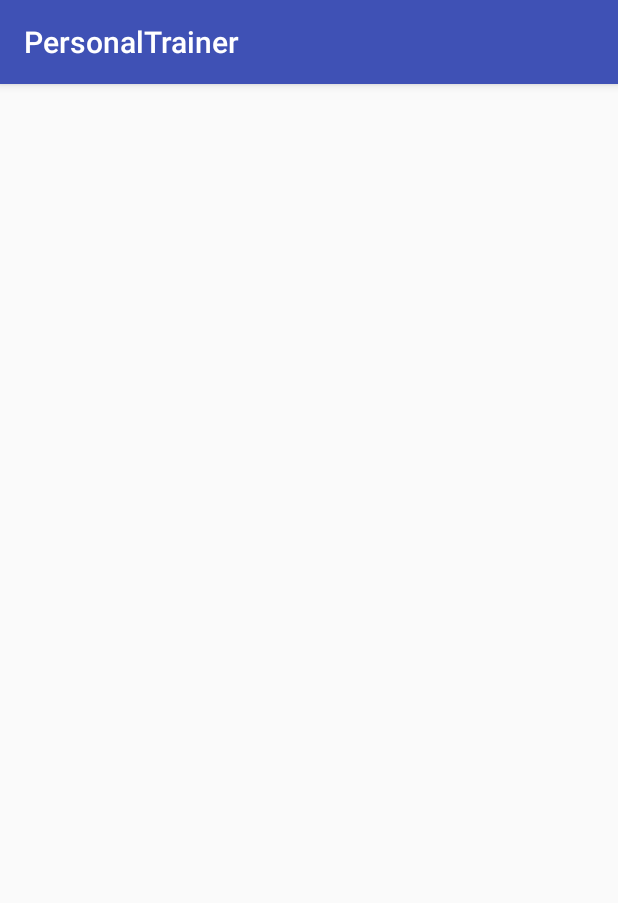
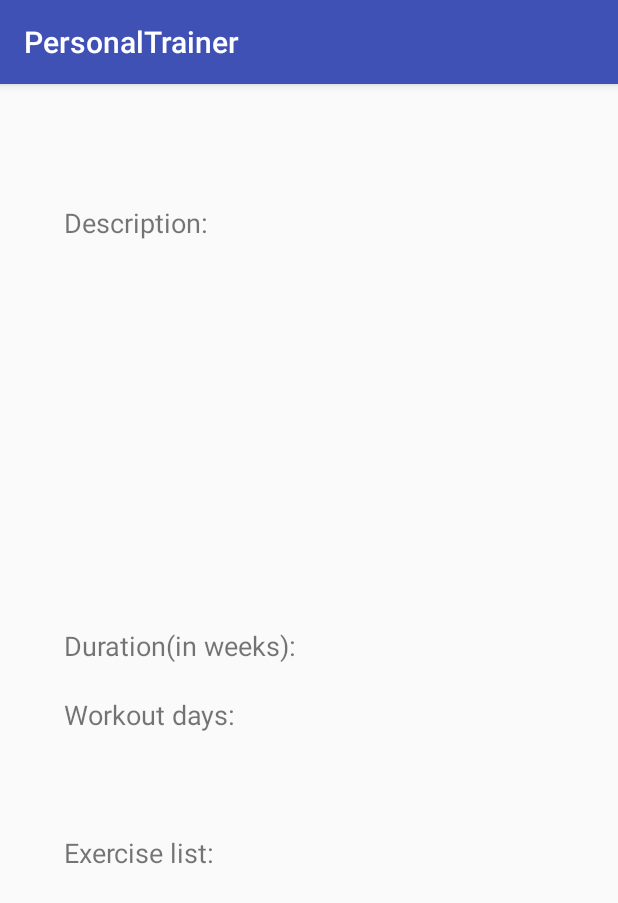
Before and after one commit to apolkaszasz/PersonalTrainer, an Android app: the ProgramItem screen opened directly, with no data from a screen before it, on a phone screen of 412 x 824 dp. Shown: the top 903 px of the screen. Run offline under Robolectric (Android 15) with nearby library versions, the phone set to English and light mode, and no system bars; 11 statements that could not run were skipped.

Commit message:
program item

```diff
--- a/app/src/main/java/com/personaltrainer/apolka/personaltrainer/Models/ExerciseDay.java
+++ b/app/src/main/java/com/personaltrainer/apolka/personaltrainer/Models/ExerciseDay.java
@@ -1,21 +1,22 @@
 package com.personaltrainer.apolka.personaltrainer.Models;
 
+import java.io.Serializable;
 import java.util.List;
 
-public class ExerciseDay {
+public class ExerciseDay implements Serializable {
 
-    private String dayId;
+    private int dayId;
     private List<String> exercises;
 
     ExerciseDay(){}
-    ExerciseDay(String dayId, List<String> exerciseList){
+    ExerciseDay(int dayId, List<String> exerciseList){
         this.dayId = dayId;
         this.exercises = exerciseList;
     }
 
-    public String getDayId(){return this.dayId;}
+    public int getDayId(){return this.dayId;}
     public List<String> getExercises(){return  this.exercises;}
 
-    public void setDayId(String dayId){this.dayId = dayId;}
+    public void setDayId(int dayId){this.dayId = dayId;}
     public void setExercises(List<String> exercises){this.exercises = exercises;}
 }
--- a/app/src/main/java/com/personaltrainer/apolka/personaltrainer/ProgramItem.java
+++ b/app/src/main/java/com/personaltrainer/apolka/personaltrainer/ProgramItem.java
@@ -2,19 +2,32 @@ package com.personaltrainer.apolka.personaltrainer;
 
 import android.content.Context;
 import android.content.Intent;
+import android.media.audiofx.AudioEffect;
 import android.support.v7.app.AppCompatActivity;
 import android.os.Bundle;
+import android.text.TextUtils;
 import android.util.Log;
+import android.widget.TextView;
 
 import com.personaltrainer.apolka.personaltrainer.Models.Exercise;
 import com.personaltrainer.apolka.personaltrainer.Models.ExerciseDay;
 import com.personaltrainer.apolka.personaltrainer.Models.Program;
 
+import java.util.ArrayList;
+import java.util.Collections;
 import java.util.List;
 
 public class ProgramItem extends AppCompatActivity {
 
     private static final String TAG = "ProgramItem";
+
+
+
+    private TextView programName;
+    private TextView programDescription;
+    private TextView programDurationInWeeks;
+    private TextView programWorkoutdays;
+
 
     private static final String PROGRAM_OBJ_KEY = "Program_Obj_Key";
     public static Intent getStartIntent(Context context, Program program) {
@@ -28,6 +41,36 @@ public class ProgramItem extends AppCompatActivity {
 
         Intent i = getIntent();
         Program program = (Program) i.getSerializableExtra(PROGRAM_OBJ_KEY);
+
+        List<String> dayList =  new ArrayList<String>();
+        List<String> workoutDayList =  new ArrayList<String>();
+
+        dayList.add("Monday");
+        dayList.add("Tuesday");
+        dayList.add("Wednesday");
+        dayList.add("Thursday");
+        dayList.add("Friday");
+        dayList.add("Saturday");
+        dayList.add("Sunday");
+
+        for (int j =0;j<7;j++){
+            if (program.getDaysListPerWeek().get(j)==1){
+                workoutDayList.add(dayList.get(j));
+            }
+        }
+
+        programName = (TextView)findViewById(R.id.ProgramNameTextView);
+        programName.setText(program.getName());
+
+        programDescription = (TextView)findViewById(R.id.ProgramDescriptionValue);
+        programDescription.setText(program.getDescription());
+
+        programDurationInWeeks = (TextView)findViewById(R.id.ProgramDurationInWeeksTextViewValue);
+        programDurationInWeeks.setText(program.getDurationInWeeks()+"");
+
+        programWorkoutdays = (TextView)findViewById(R.id.ProgramWorkoutDaysTextViewValue);
+        programWorkoutdays.setText(TextUtils.join(", ",workoutDayList));
+
         Log.d(TAG, "...........Name is: "+program.getName());
         Log.d(TAG,"Description is: "+program.getDescription());
         Log.d(TAG, "Duration in weeks"+program.getDurationInWeeks());
@@ -36,6 +79,6 @@ public class ProgramItem extends AppCompatActivity {
         Log.d(TAG, "Days: "+daysListPerWeek.get(0)+" "+daysListPerWeek.get(1)+" "+daysListPerWeek.get(2)+" "+daysListPerWeek.get(3)+" "
         +daysListPerWeek.get(4)+" "+daysListPerWeek.get(5)+" "+daysListPerWeek.get(6)+" ");
 
-        //Log.d(TAG,"Day "+exerciseList.get(0).getDayId()+"ex 1 "+exerciseList.get(0).getExercises().get(0));
+        Log.d(TAG,"Day "+exerciseList.get(0).getDayId()+"ex 1 "+exerciseList.get(0).getExercises().get(0));
     }
 }
--- a/app/src/main/res/layout/activity_exercise_item.xml
+++ b/app/src/main/res/layout/activity_exercise_item.xml
@@ -15,7 +15,6 @@
         android:layout_width="310dp"
         android:layout_height="48dp"
         android:layout_marginEnd= "@dimen/margin8"
-
         android:layout_marginStart="@dimen/margin8"
         android:layout_marginTop="@dimen/margin16"
         android:text=""
--- a/app/src/main/res/layout/activity_program_item.xml
+++ b/app/src/main/res/layout/activity_program_item.xml
@@ -6,4 +6,136 @@
     android:layout_height="match_parent"
     tools:context="com.personaltrainer.apolka.personaltrainer.ProgramItem">
 
+
+    <TextView
+        android:id="@+id/ProgramNameTextView"
+        android:layout_height="48dp"
+        android:layout_width="310dp"
+        android:layout_marginEnd= "@dimen/margin8"
+        android:layout_marginStart="@dimen/margin8"
+        android:layout_marginTop="@dimen/margin16"
+        android:text=""
+        android:textAlignment="center"
+        android:textSize="24dp"
+        app:layout_constraintEnd_toEndOf="parent"
+        app:layout_constraintStart_toStartOf="parent"
+        app:layout_constraintTop_toTopOf="parent"
+        />
+    <TextView
+        android:id="@+id/ProgramDescriptionTextView"
+        android:layout_width="230dp"
+        android:layout_height="30dp"
+        android:layout_marginLeft="36dp"
+        android:layout_marginStart="@dimen/margin8"
+        android:layout_marginTop="@dimen/margin16"
+        android:text="Description: "
+        android:textAlignment="viewStart"
+        android:textSize="18sp"
+        app:layout_constraintEnd_toEndOf="parent"
+        app:layout_constraintHorizontal_bias="0.198"
+        app:layout_constraintStart_toStartOf="parent"
+        app:layout_constraintTop_toBottomOf="@+id/ProgramNameTextView"
+        />
+
+    <TextView
+        android:id="@+id/ProgramDescriptionValue"
+        android:layout_width="319dp"
+        android:layout_height="220dp"
+        android:layout_marginEnd="@dimen/margin8"
+        android:layout_marginLeft="36dp"
+        android:layout_marginStart="@dimen/margin8"
+        android:layout_marginTop="@dimen/margin16"
+        android:text=""
+        android:textAlignment="viewStart"
+        android:textSize="18sp"
+        android:scrollHorizontally="true"
+        android:focusable="true"
+        android:focusableInTouchMode="true"
+        app:layout_constraintEnd_toEndOf="parent"
+        app:layout_constraintHorizontal_bias="0.51"
+        app:layout_constraintStart_toStartOf="parent"
+        app:layout_constraintTop_toBottomOf="@+id/ProgramDescriptionTextView" />
+
+    <TextView
+        android:id="@+id/ProgramDurationInWeeksTextView"
+        android:layout_width="230dp"
+        android:layout_height="30dp"
+        android:layout_marginLeft="36dp"
+        android:layout_marginStart="@dimen/margin8"
+        android:layout_marginTop="@dimen/margin16"
+        android:text="Duration(in weeks): "
+        android:textAlignment="viewStart"
+        android:textSize="18sp"
+        app:layout_constraintEnd_toEndOf="parent"
+        app:layout_constraintHorizontal_bias="0.198"
+        app:layout_constraintStart_toStartOf="parent"
+        app:layout_constraintTop_toBottomOf="@+id/ProgramDescriptionValue" />
+
+    <TextView
+        android:id="@+id/ProgramDurationInWeeksTextViewValue"
+        android:layout_width="68dp"
+        android:layout_height="30dp"
+        android:layout_marginEnd="@dimen/margin8"
+        android:layout_marginLeft="36dp"
+        android:layout_marginStart="@dimen/margin8"
+        android:layout_marginTop="@dimen/margin16"
+        android:text=""
+        android:textAlignment="viewEnd"
+        android:textSize="18sp"
+        app:layout_constraintEnd_toEndOf="parent"
+        app:layout_constraintHorizontal_bias="0.121"
+        app:layout_constraintLeft_toLeftOf="parent"
+        app:layout_constraintRight_toRightOf="@+id/ProgramDurationInWeeksTextView"
+        app:layout_constraintStart_toEndOf="@+id/ProgramDurationInWeeksTextView"
+        app:layout_constraintTop_toBottomOf="@+id/ProgramDescriptionValue" />
+    <TextView
+        android:id="@+id/ProgramWorkoutDaysTextView"
+        android:layout_width="230dp"
+        android:layout_height="30dp"
+        android:layout_marginLeft="36dp"
+        android:layout_marginStart="@dimen/margin8"
+        android:layout_marginTop="@dimen/margin16"
+        android:text="Workout days: "
+        android:textAlignment="viewStart"
+        android:textSize="18sp"
+        app:layout_constraintEnd_toEndOf="parent"
+        app:layout_constraintHorizontal_bias="0.198"
+        app:layout_constraintStart_toStartOf="parent"
+        app:layout_constraintTop_toBottomOf="@+id/ProgramDurationInWeeksTextViewValue" />
+
+    <TextView
+        android:id="@+id/ProgramWorkoutDaysTextViewValue"
+        android:layout_width="310dp"
+        android:layout_height="30dp"
+        android:layout_marginEnd="8dp"
+        android:layout_marginLeft="36dp"
+        android:layout_marginStart="8dp"
+        android:layout_marginTop="16dp"
+        android:text=""
+        android:textAlignment="center"
+        android:textSize="18sp"
+        app:layout_constraintEnd_toEndOf="parent"
+        app:layout_constraintLeft_toLeftOf="parent"
+        app:layout_constraintStart_toStartOf="parent"
+        app:layout_constraintTop_toBottomOf="@+id/ProgramWorkoutDaysTextView" />
+
+    <TextView
+        android:id="@+id/ProgramExercisesTextView"
+        android:layout_width="230dp"
+        android:layout_height="30dp"
+        android:layout_marginLeft="36dp"
+        android:layout_marginStart="@dimen/margin8"
+        android:layout_marginTop="@dimen/margin16"
+        android:text="Exercise list: "
+        android:textAlignment="viewStart"
+        android:textSize="18sp"
+        app:layout_constraintEnd_toEndOf="parent"
+        app:layout_constraintHorizontal_bias="0.198"
+        app:layout_constraintStart_toStartOf="parent"
+        app:layout_constraintTop_toBottomOf="@+id/ProgramWorkoutDaysTextViewValue" />
+
+
+
+
+
 </android.support.constraint.ConstraintLayout>
--- a/app/src/main/res/layout/fragment_hey.xml
+++ /dev/null
@@ -1,13 +0,0 @@
-<FrameLayout xmlns:android="http://schemas.android.com/apk/res/android"
-    xmlns:tools="http://schemas.android.com/tools"
-    android:layout_width="match_parent"
-    android:layout_height="match_parent"
-    tools:context="com.personaltrainer.apolka.personaltrainer.TabBarFragments.hey">
-
-    <!-- TODO: Update blank fragment layout -->
-    <TextView
-        android:layout_width="match_parent"
-        android:layout_height="match_parent"
-        android:text="@string/hello_blank_fragment" />
-
-</FrameLayout>
```
